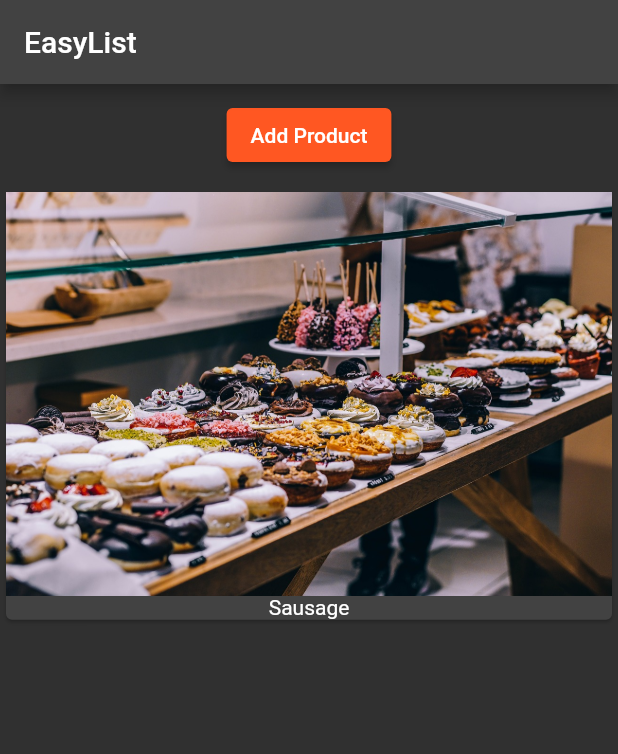
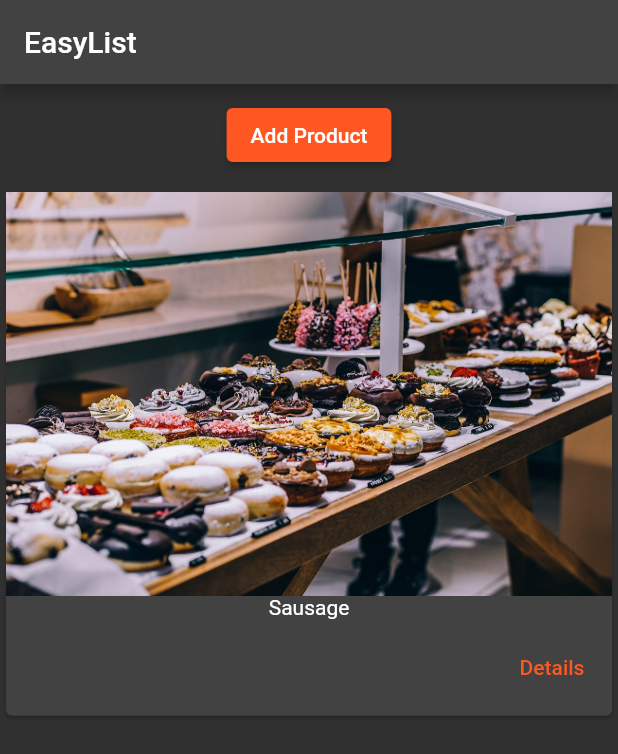
Before and after one commit to Viczdera/EasyList, a Flutter app: the screen it shows after launch, after a tap on "Add Product", on a phone screen of 412 x 824 dp. Shown: the top 754 px of the screen. Run offline on Flutter 3.47's test engine with Material 2 defaults, Android fonts, the phone set to English and light mode, and no system bars.

Commit message:
basic navigation implemented

```diff
--- a/lib/main.dart
+++ b/lib/main.dart
@@ -1,6 +1,6 @@
 import 'package:flutter/material.dart';
 
-import './product_actions.dart';
+import './screens/home.dart';
 
 void main() => runApp(MyApp());
 
@@ -22,13 +22,7 @@ class MyApp extends StatelessWidget {
           primarySwatch: Colors.deepOrange,
           accentColor: Colors.blue,
         ),
-        home: Scaffold(
-          appBar: AppBar(title: Text('EasyList')),
-          body: ProductManager(),
-          // SizedBox(
-          //   height: 24,
-          // )
-        ));
+        home: HomeScreen());
   }
 }
 
--- a/lib/products.dart
+++ b/lib/products.dart
@@ -1,4 +1,5 @@
 import 'package:flutter/material.dart';
+import './screens/product.dart';
 
 class Products extends StatelessWidget {
   //products property
@@ -12,7 +13,17 @@ class Products extends StatelessWidget {
     return Card(
       child: Column(children: <Widget>[
         Image.asset('assets/food.jpg'),
-        Text(products[index])
+        Text(products[index]),
+        ButtonBar(
+          children: <Widget>[
+            TextButton(
+                onPressed: () => Navigator.push(
+                    context,
+                    MaterialPageRoute(
+                        builder: (BuildContext context) => ProductScreen())),
+                child: Text('Details'))
+          ],
+        )
       ]),
     );
   }
--- /dev/null
+++ b/lib/screens/home.dart
@@ -0,0 +1,20 @@
+import 'package:flutter/material.dart';
+import '../product_actions.dart';
+
+class HomeScreen extends StatelessWidget {
+  @override //tell dart we're deliberately overriding a method defined by the Stateless widget
+
+  //if you pass an object to be drawn onto the screen, flutter will
+  //always call the build method on that object. It takes the context
+  //which basically contains information about the app
+  Widget build(context) {
+    //widget is expected to be returned as a type
+    return Scaffold(
+      appBar: AppBar(title: Text('EasyList')),
+      body: ProductManager(),
+      // SizedBox(
+      //   height: 24,
+      // )
+    );
+  }
+}
```
Also changed, not shown: lib/screens/product.dart (added, +27 -0 lines).
